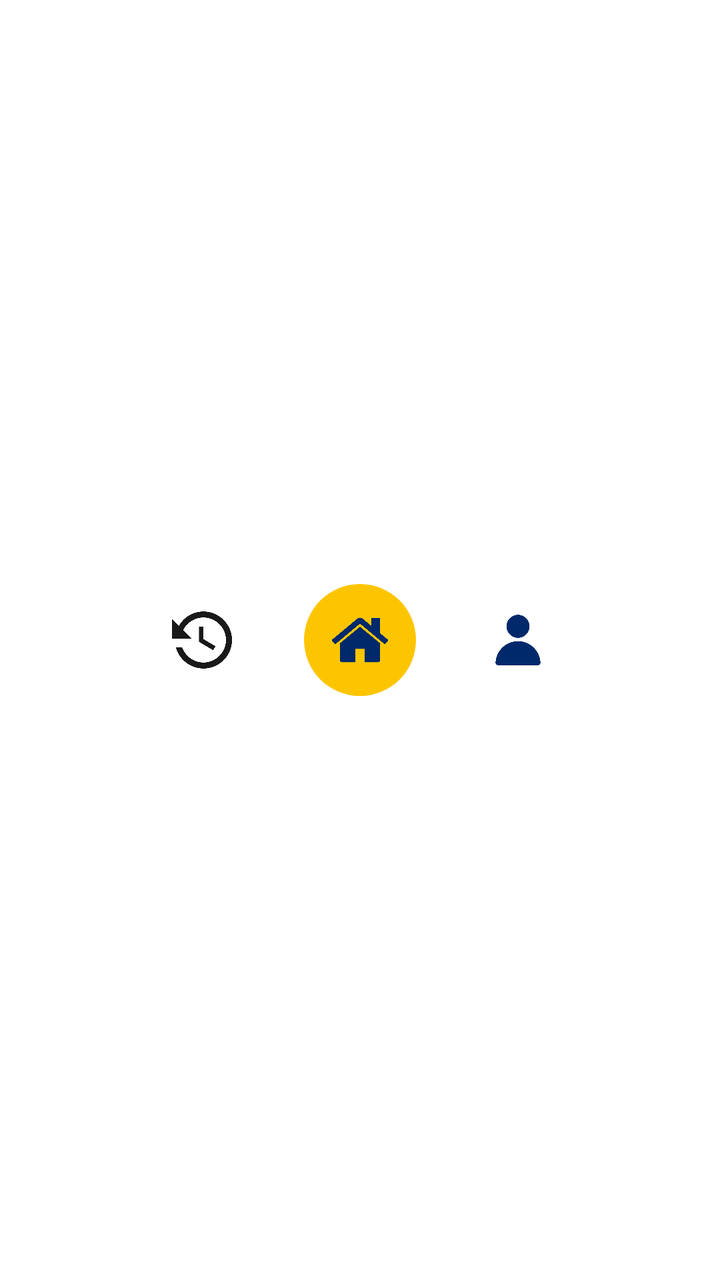
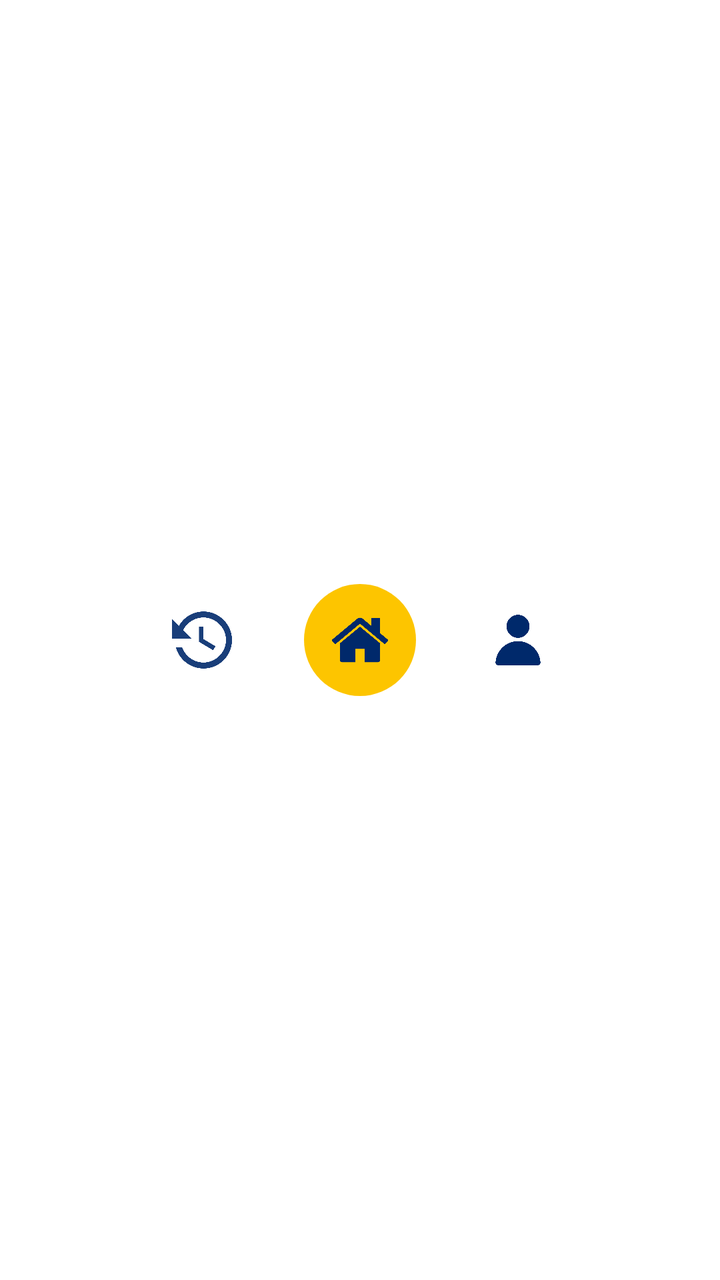

Screens rendered from an Android XML layout before and after an edit, with the pre-edit source and the edit as a unified diff.
<!-- AndroidManifest.xml: application theme Theme.Fixly -->
<!-- res/layout/bottom_nav.xml -->
<?xml version="1.0" encoding="utf-8"?>
<LinearLayout xmlns:android="http://schemas.android.com/apk/res/android"
    xmlns:app="http://schemas.android.com/apk/res-auto"
    android:id="@+id/bottom_container"
    android:layout_width="match_parent"
    android:layout_height="70dp"
    android:background="@android:color/white"
    android:elevation="8dp"
    android:gravity="center"
    android:orientation="horizontal">

    <ImageView
        android:layout_width="30dp"
        android:layout_height="30dp"
        android:src="@drawable/icono_solicitudes" />

    <FrameLayout
        android:layout_width="56dp"
        android:layout_height="56dp"
        android:layout_marginHorizontal="36dp"
        android:background="@drawable/bg_home">

        <ImageView
            android:layout_width="28dp"
            android:layout_height="28dp"
            android:layout_gravity="center"
            android:src="@drawable/icono_home"
            app:tint="#00296b" />
    </FrameLayout>

    <ImageView
        android:layout_width="30dp"
        android:layout_height="30dp"
        android:src="@drawable/icono_usuario"
        app:tint="#00296b" />

</LinearLayout>
<!-- resources referenced by this layout -->
<resources>
  <!-- drawable bg_home (drawable) -->
  <?xml version="1.0" encoding="utf-8"?>
  <shape xmlns:android="http://schemas.android.com/apk/res/android"
      android:shape="oval">
      <solid android:color="#fdc500"/>
  </shape>
  <!-- drawable icono_home: png bitmap (drawable, 9640 bytes) -->
  <!-- drawable icono_solicitudes: png bitmap (drawable, 14988 bytes) -->
  <!-- drawable icono_usuario: png bitmap (drawable, 6687 bytes) -->
  <style name="Theme.Fixly" parent="Base.Theme.Fixly" />
  <style name="Base.Theme.Fixly" parent="Theme.Material3.DayNight.NoActionBar">
          
          
      </style>
</resources>

<!-- the commit's change to res/layout/bottom_nav.xml (unified diff, before → after) -->
@@ -10,11 +10,14 @@
     android:orientation="horizontal">
 
     <ImageView
+        android:id="@+id/historial_barra_navegacion"
         android:layout_width="30dp"
         android:layout_height="30dp"
-        android:src="@drawable/icono_solicitudes" />
+        android:src="@drawable/icono_solicitudes"
+        android:tint="#00296b" />
 
     <FrameLayout
+        android:id="@+id/home_barra_navegacion"
         android:layout_width="56dp"
         android:layout_height="56dp"
         android:layout_marginHorizontal="36dp"
@@ -29,6 +32,7 @@
     </FrameLayout>
 
     <ImageView
+        android:id="@+id/perfil_barra_navegacion"
         android:layout_width="30dp"
         android:layout_height="30dp"
         android:src="@drawable/icono_usuario"
